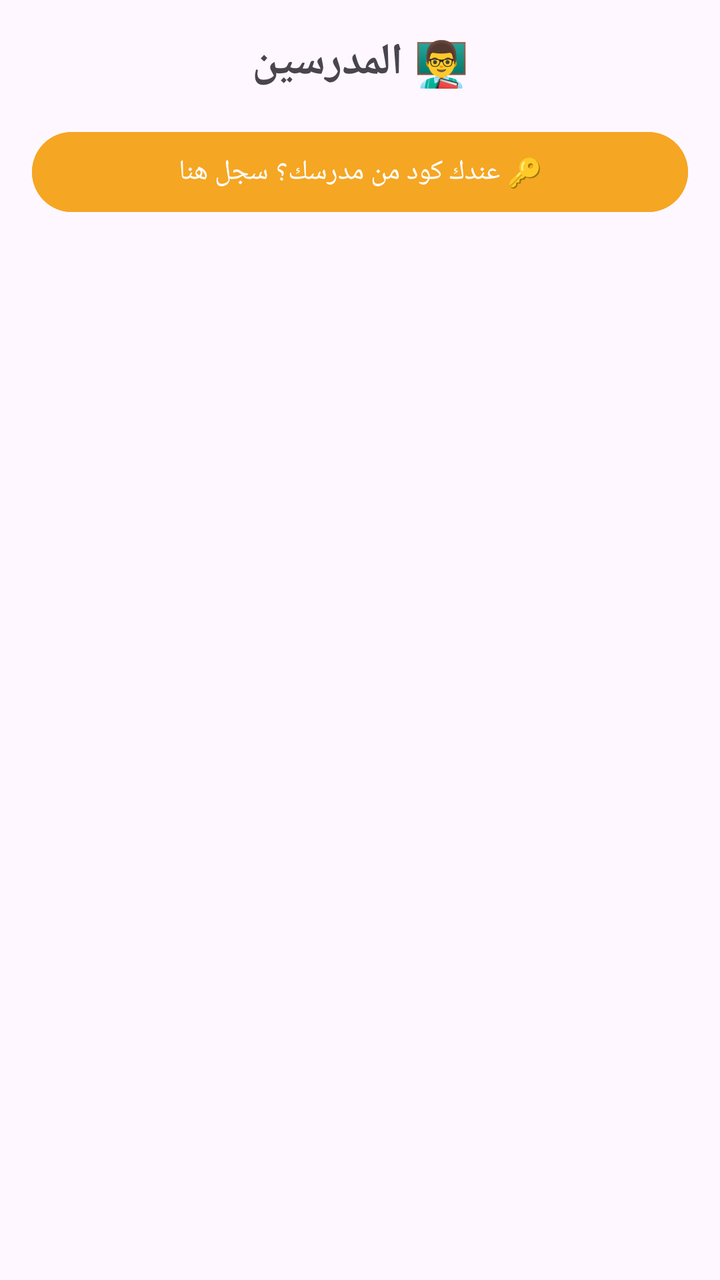
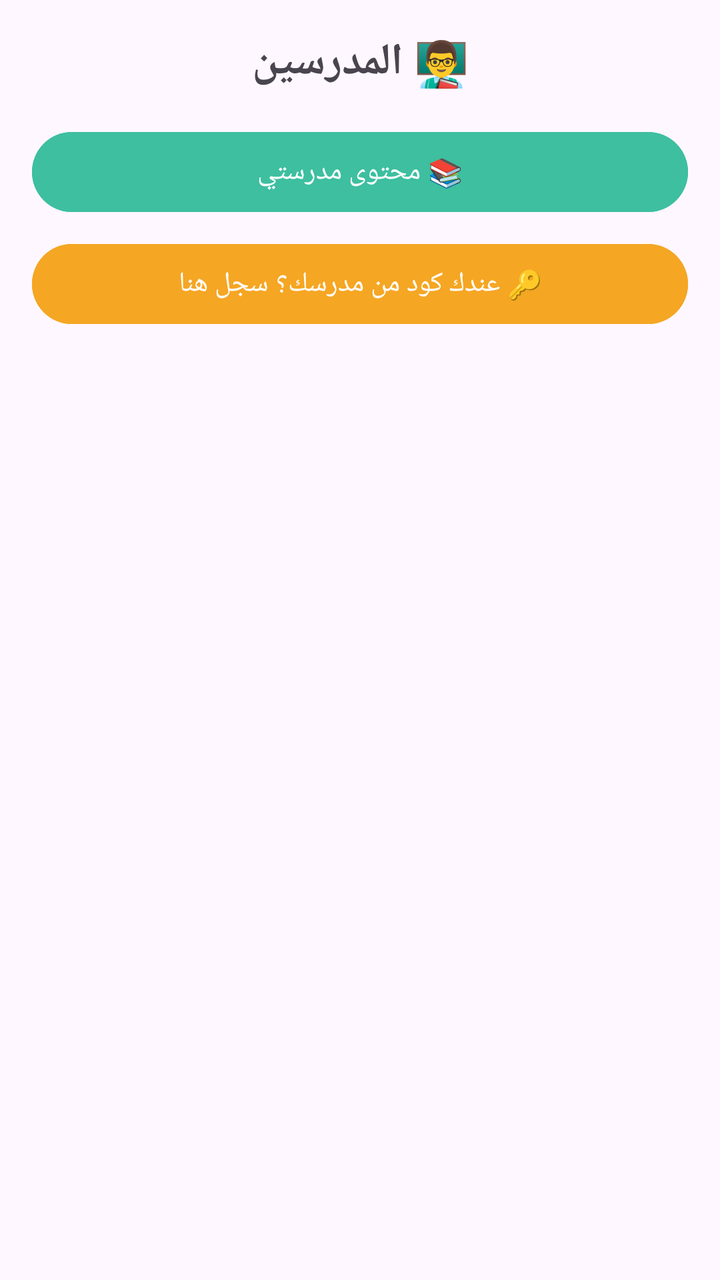

Two renders of the same Android screen: before a commit and after it. Below are the layout's source before the change and the commit's diff.
<!-- AndroidManifest.xml: application theme Theme.1Bac -->
<!-- res/layout/activity_teachers_list.xml -->
<?xml version="1.0" encoding="utf-8"?>
<LinearLayout xmlns:android="http://schemas.android.com/apk/res/android"
    android:layout_width="match_parent"
    android:layout_height="match_parent"
    android:orientation="vertical">

    <TextView
        android:layout_width="match_parent"
        android:layout_height="wrap_content"
        android:text="👨‍🏫 المدرسين"
        android:textSize="22sp"
        android:textStyle="bold"
        android:gravity="center"
        android:padding="16dp" />

    <Button
        android:id="@+id/joinTeacherEntryButton"
        android:layout_width="match_parent"
        android:layout_height="wrap_content"
        android:layout_marginHorizontal="16dp"
        android:layout_marginBottom="12dp"
        android:text="🔑 عندك كود من مدرسك؟ سجل هنا"
        android:backgroundTint="#F5A623" />

    <androidx.recyclerview.widget.RecyclerView
        android:id="@+id/teachersRecyclerView"
        android:layout_width="match_parent"
        android:layout_height="match_parent" />

</LinearLayout>
<!-- resources referenced by this layout -->
<resources>
  <style name="Theme.1Bac" parent="Base.Theme.1Bac" />
  <style name="Base.Theme.1Bac" parent="Theme.Material3.DayNight.NoActionBar">
          
          
      </style>
</resources>

<!-- the commit's change to res/layout/activity_teachers_list.xml (unified diff, before → after) -->
@@ -14,6 +14,15 @@
         android:padding="16dp" />
 
     <Button
+        android:id="@+id/myTeacherContentButton"
+        android:layout_width="match_parent"
+        android:layout_height="wrap_content"
+        android:layout_marginHorizontal="16dp"
+        android:layout_marginBottom="8dp"
+        android:text="📚 محتوى مدرستي"
+        android:backgroundTint="#3DBFA0" />
+
+    <Button
         android:id="@+id/joinTeacherEntryButton"
         android:layout_width="match_parent"
         android:layout_height="wrap_content"
